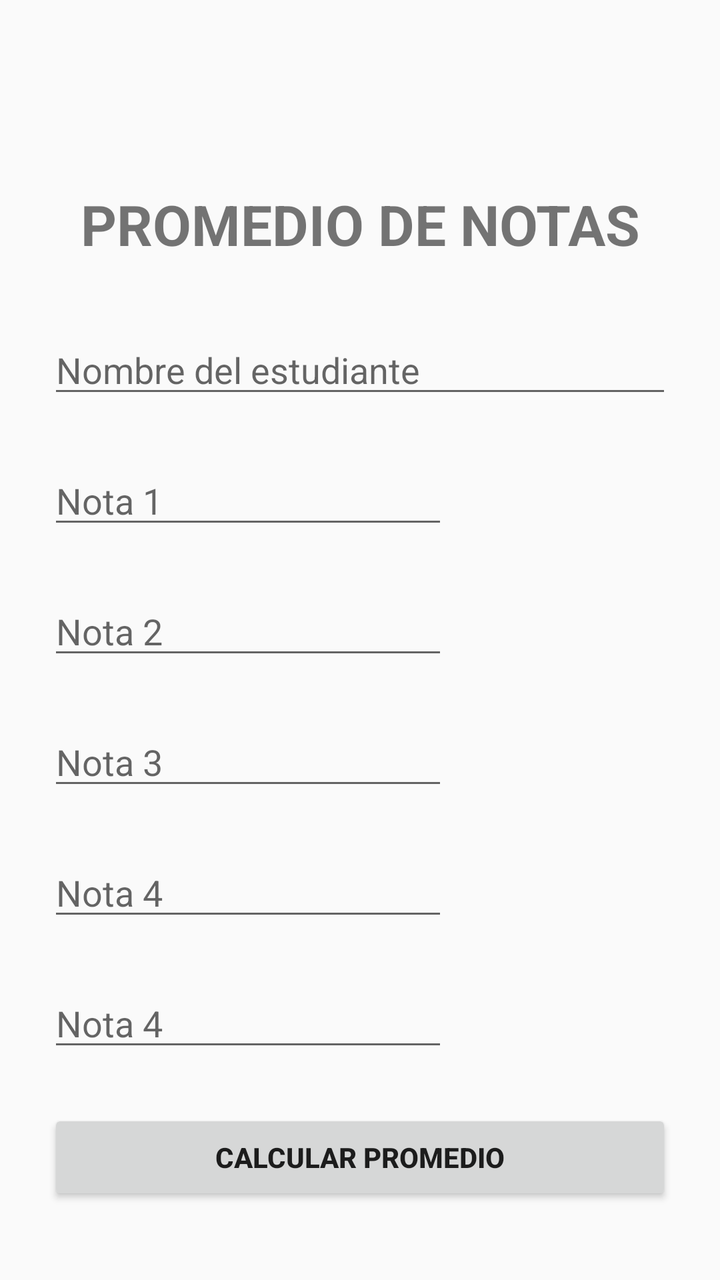
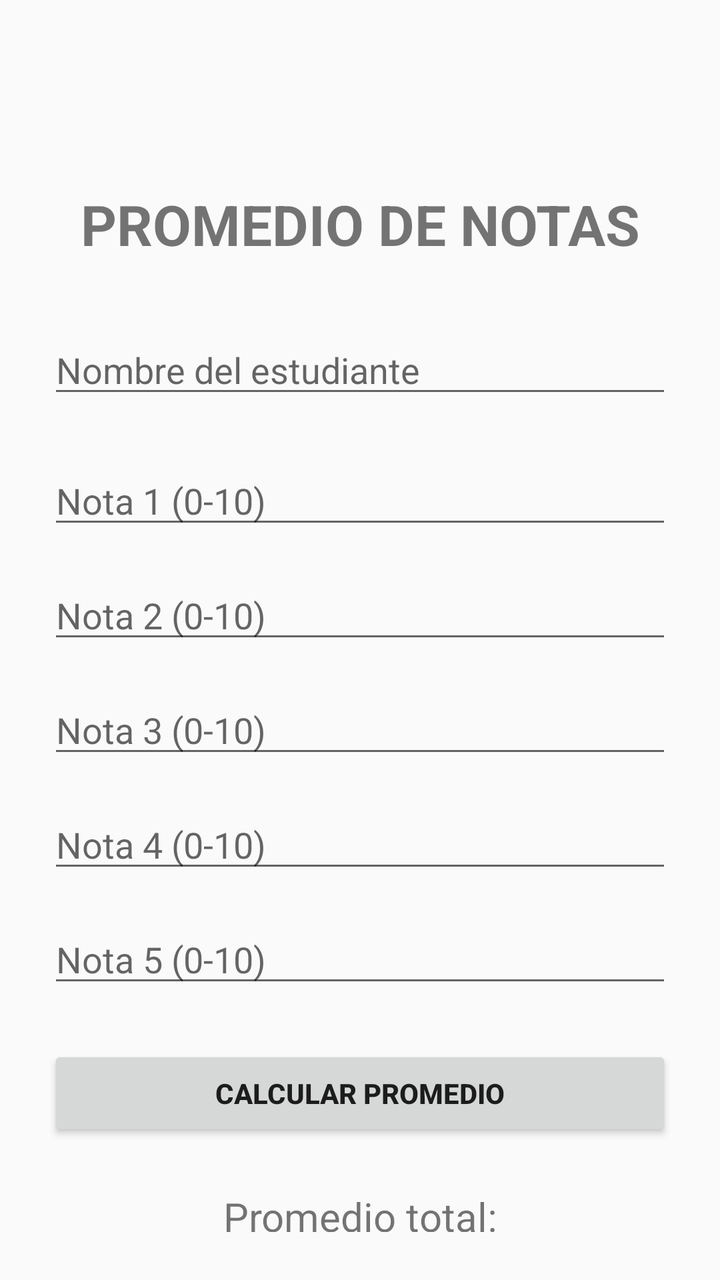

Two renders of the same Android screen: before a commit and after it. Below are the layout's source before the change and the commit's diff.
<!-- AndroidManifest.xml: application theme Theme.AppCompat.Light.DarkActionBar -->
<!-- res/layout/promedio.xml -->
<?xml version="1.0" encoding="utf-8"?>
<LinearLayout xmlns:android="http://schemas.android.com/apk/res/android"
    xmlns:tools="http://schemas.android.com/tools"
    android:layout_width="match_parent"
    android:layout_height="match_parent"
    android:orientation="vertical"
    android:padding="24dp"
    android:rotation="0"
    android:rotationX="0"
    android:rotationY="0">

    <TextView
        android:id="@+id/textViewinvisible"
        android:layout_width="match_parent"
        android:layout_height="wrap_content"
        android:layout_marginBottom="32dp"
        android:gravity="center"
        android:text="Titulo invisible"
        android:textSize="28sp"
        android:textStyle="bold"
        android:visibility="invisible"
        tools:visibility="invisible" />

    <TextView
        android:id="@+id/textViewTitulo"
        android:layout_width="match_parent"
        android:layout_height="wrap_content"
        android:layout_marginBottom="32dp"
        android:gravity="center"
        android:text="PROMEDIO DE NOTAS"
        android:textSize="28sp"
        android:textStyle="bold"
        tools:visibility="invisible" />


    <EditText
        android:id="@+id/etEstudiante"
        android:layout_width="match_parent"
        android:layout_height="wrap_content"
        android:layout_marginBottom="24dp"
        android:hint="Nombre del estudiante"
        android:inputType="numberDecimal|numberSigned" />

    <EditText
        android:id="@+id/etNota1"
        android:layout_width="200dp"
        android:layout_height="wrap_content"
        android:layout_marginBottom="24dp"
        android:hint="Nota 1"
        android:inputType="numberDecimal|numberSigned" />


    <EditText
        android:id="@+id/etNota2"
        android:layout_width="200dp"
        android:layout_height="wrap_content"
        android:layout_marginBottom="24dp"
        android:hint="Nota 2"
        android:inputType="numberDecimal|numberSigned" />

    

    <EditText
        android:id="@+id/etNota3"
        android:layout_width="200dp"
        android:layout_height="wrap_content"
        android:layout_marginBottom="24dp"
        android:hint="Nota 3"
        android:inputType="numberDecimal|numberSigned" />

    <EditText
        android:id="@+id/etNota4"
        android:layout_width="200dp"
        android:layout_height="wrap_content"
        android:layout_marginBottom="24dp"
        android:hint="Nota 4"
        android:inputType="numberDecimal|numberSigned" />

    <EditText
        android:id="@+id/etNota5"
        android:layout_width="200dp"
        android:layout_height="wrap_content"
        android:layout_marginBottom="24dp"
        android:hint="Nota 4"
        android:inputType="numberDecimal|numberSigned" />

    <Button
        android:id="@+id/btnCalcular"
        android:layout_width="match_parent"
        android:layout_height="wrap_content"
        android:textStyle="bold"
        android:gravity="center"
        android:text="Calcular Promedio" />

    <TextView
        android:id="@+id/tvResultado"
        android:layout_width="match_parent"
        android:layout_height="wrap_content"
        android:layout_marginTop="24dp"
        android:gravity="center"
        android:text="Promedio total:"
        android:textSize="20sp" />

</LinearLayout>
<!-- resources referenced by this layout -->
<resources>

</resources>

<!-- the commit's change to res/layout/promedio.xml (unified diff, before → after) -->
@@ -5,21 +5,7 @@
     android:layout_height="match_parent"
     android:orientation="vertical"
     android:padding="24dp"
-    android:rotation="0"
-    android:rotationX="0"
-    android:rotationY="0">
-
-    <TextView
-        android:id="@+id/textViewinvisible"
-        android:layout_width="match_parent"
-        android:layout_height="wrap_content"
-        android:layout_marginBottom="32dp"
-        android:gravity="center"
-        android:text="Titulo invisible"
-        android:textSize="28sp"
-        android:textStyle="bold"
-        android:visibility="invisible"
-        tools:visibility="invisible" />
+    android:gravity="center_horizontal">
 
     <TextView
         android:id="@+id/textViewTitulo"
@@ -27,70 +13,76 @@
         android:layout_height="wrap_content"
         android:layout_marginBottom="32dp"
         android:gravity="center"
-        android:text="PROMEDIO DE NOTAS"
+        android:text="@string/titulo_promedio"
         android:textSize="28sp"
         android:textStyle="bold"
+        android:visibility="invisible"
         tools:visibility="invisible" />
 
+    <TextView
+        android:id="@+id/textViewTitulo2"
+        android:layout_width="match_parent"
+        android:layout_height="wrap_content"
+        android:layout_marginBottom="32dp"
+        android:gravity="center"
+        android:text="@string/titulo_promedio"
+        android:textSize="28sp"
+        android:textStyle="bold" />
 
     <EditText
         android:id="@+id/etEstudiante"
         android:layout_width="match_parent"
         android:layout_height="wrap_content"
         android:layout_marginBottom="24dp"
-        android:hint="Nombre del estudiante"
-        android:inputType="numberDecimal|numberSigned" />
+        android:hint="@string/hint_estudiante"
+        android:inputType="text" />
 
     <EditText
         android:id="@+id/etNota1"
-        android:layout_width="200dp"
+        android:layout_width="match_parent"
         android:layout_height="wrap_content"
-        android:layout_marginBottom="24dp"
-        android:hint="Nota 1"
-        android:inputType="numberDecimal|numberSigned" />
-
+        android:layout_marginBottom="16dp"
+        android:hint="@string/hint_nota1"
+        android:inputType="numberDecimal" />
 
     <EditText
         android:id="@+id/etNota2"
-        android:layout_width="200dp"
+        android:layout_width="match_parent"
         android:layout_height="wrap_content"
-        android:layout_marginBottom="24dp"
-        android:hint="Nota 2"
-        android:inputType="numberDecimal|numberSigned" />
-
-    
+        android:layout_marginBottom="16dp"
+        android:hint="@string/hint_nota2"
+        android:inputType="numberDecimal" />
 
     <EditText
         android:id="@+id/etNota3"
-        android:layout_width="200dp"
+        android:layout_width="match_parent"
         android:layout_height="wrap_content"
-        android:layout_marginBottom="24dp"
-        android:hint="Nota 3"
-        android:inputType="numberDecimal|numberSigned" />
+        android:layout_marginBottom="16dp"
+        android:hint="@string/hint_nota3"
+        android:inputType="numberDecimal" />
 
     <EditText
         android:id="@+id/etNota4"
-        android:layout_width="200dp"
+        android:layout_width="match_parent"
         android:layout_height="wrap_content"
-        android:layout_marginBottom="24dp"
-        android:hint="Nota 4"
-        android:inputType="numberDecimal|numberSigned" />
+        android:layout_marginBottom="16dp"
+        android:hint="@string/hint_nota4"
+        android:inputType="numberDecimal" />
 
     <EditText
         android:id="@+id/etNota5"
-        android:layout_width="200dp"
+        android:layout_width="match_parent"
         android:layout_height="wrap_content"
         android:layout_marginBottom="24dp"
-        android:hint="Nota 4"
-        android:inputType="numberDecimal|numberSigned" />
+        android:hint="@string/hint_nota5"
+        android:inputType="numberDecimal" />
 
     <Button
         android:id="@+id/btnCalcular"
         android:layout_width="match_parent"
         android:layout_height="wrap_content"
-        android:textStyle="bold"
-        android:gravity="center"
-        android:text="Calcular Promedio" />
+        android:text="@string/btn_calcular"
+        android:textStyle="bold" />
 
     <TextView
         android:id="@+id/tvResultado"
@@ -98,7 +90,7 @@
         android:layout_height="wrap_content"
         android:layout_marginTop="24dp"
         android:gravity="center"
-        android:text="Promedio total:"
+        android:text="@string/resultado_promedio"
         android:textSize="20sp" />
 
 </LinearLayout>
<!-- resource entries referenced after the edit -->
@@ -1,5 +1,13 @@
 <!-- resources referenced by this layout -->
 <resources>
-
+  <string name="btn_calcular">Calcular Promedio</string>
+  <string name="hint_estudiante">Nombre del estudiante</string>
+  <string name="hint_nota1">Nota 1 (0-10)</string>
+  <string name="hint_nota2">Nota 2 (0-10)</string>
+  <string name="hint_nota3">Nota 3 (0-10)</string>
+  <string name="hint_nota4">Nota 4 (0-10)</string>
+  <string name="hint_nota5">Nota 5 (0-10)</string>
+  <string name="resultado_promedio">Promedio total:</string>
+  <string name="titulo_promedio">PROMEDIO DE NOTAS</string>
 </resources>
 
